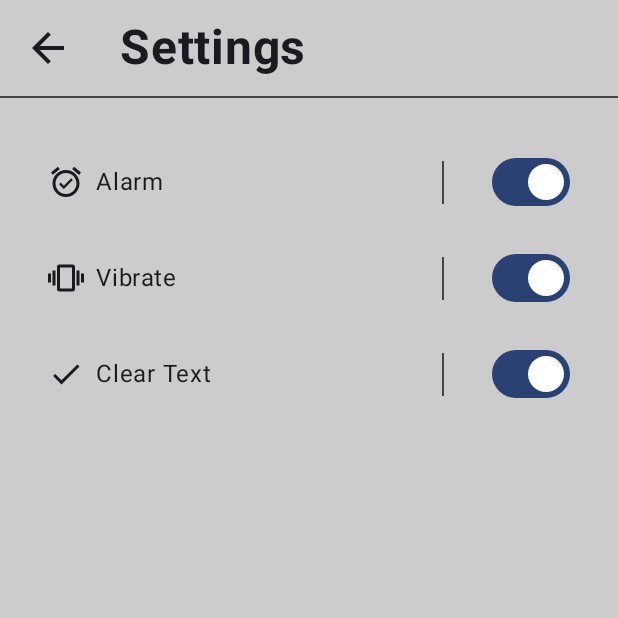
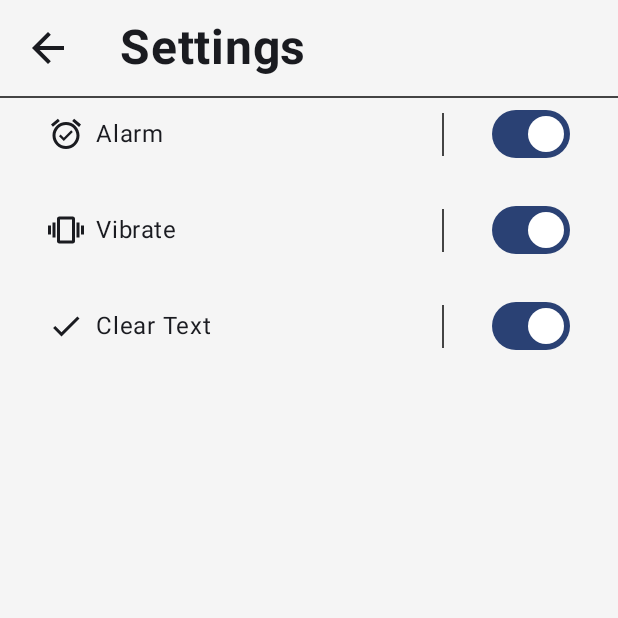
Before and after one commit to thebrianwong/protivity, an Android app built with Jetpack Compose: the settings screen opened through its navigation route, on a phone screen of 412 x 824 dp, the top half of it. Run offline under Robolectric (Android 15) with nearby library versions, the phone set to English and light mode, and no system bars; libraries missing offline, so code that uses them is left out: com.apollographql.apollo3.

Commit message:
Remove space between settings title and contents, and change background color

```diff
--- a/app/src/main/java/com/thebrianwong/protivity/views/Settings.kt
+++ b/app/src/main/java/com/thebrianwong/protivity/views/Settings.kt
@@ -91,9 +91,8 @@ fun Settings(viewModel: SettingsViewModel, navigateToHome: () -> Unit) {
         Column(
             modifier = Modifier
                 .fillMaxSize()
-                .background(Color.LightGray)
+                .background(Color(android.graphics.Color.parseColor("#F5F5F5")))
                 .padding(it)
-                .padding(top = 32.dp)
         ) {
             settingsIcons.forEach { data ->
                 val setting = data["setting"] as String
```
